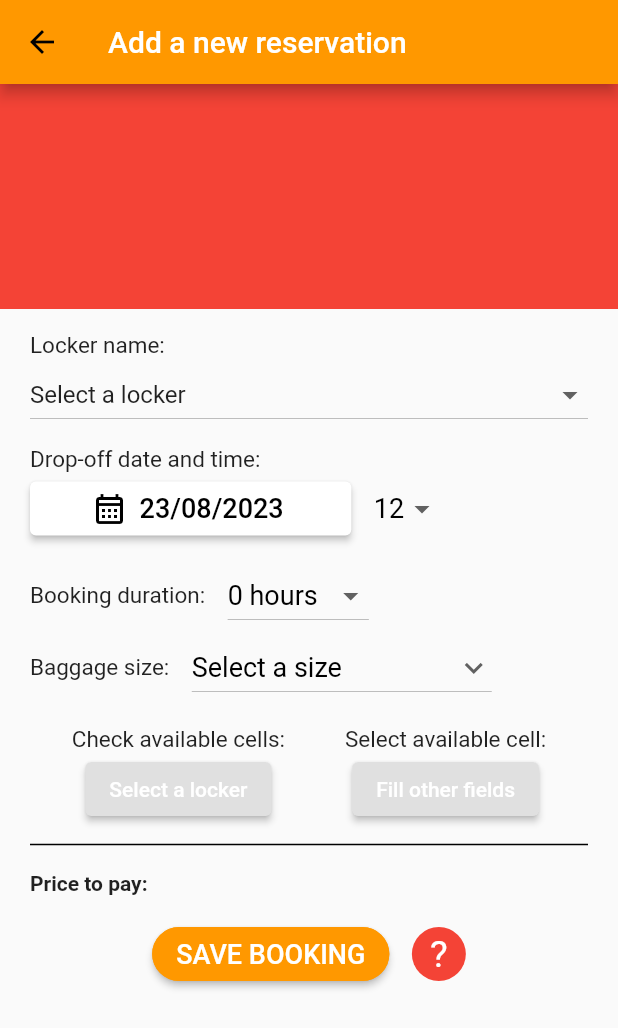
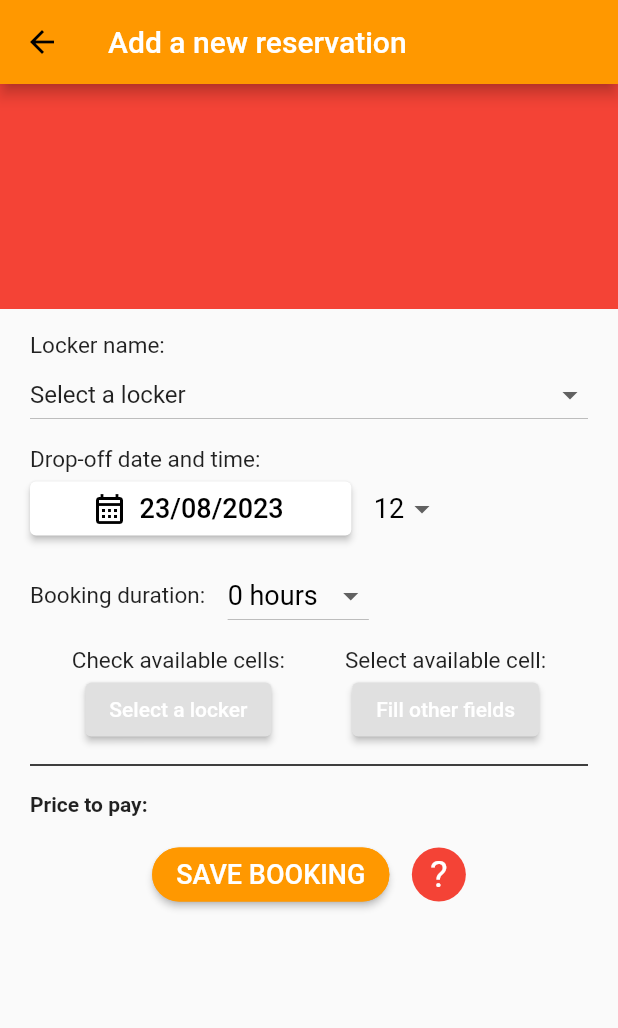
Before and after one commit to andreabertinotti/DIMA22_project, a Flutter app: the EditBooking screen opened directly with empty values, on a phone screen of 412 x 824 dp. Shown: the top 1028 px of the screen. Run offline on Flutter 3.47's test engine with Material 2 defaults, Android fonts, the light colour scheme and no system bars; our stand-ins replace cloud_firestore, firebase_auth, firebase_core, google_maps_flutter, location; accounts and stored records are empty; statements that could not run were skipped.

Commit message:
removed baggage size field

```diff
--- a/lib/Screen/Reservations/reservation_add.dart
+++ b/lib/Screen/Reservations/reservation_add.dart
@@ -362,8 +362,6 @@ class _EditBookingState extends State<EditBooking> {
 
           // Call the auxiliary functions to update fee state variables
           _updateCellFare();
-          // _updateLockerFee();
-          //print(lockerName + selectedCell);
 
           print('cell fare: ' + cellFare);
         });
@@ -511,44 +509,6 @@ class _EditBookingState extends State<EditBooking> {
     return reservedSlots;
   }
 
-  // Widget to build the Baggage Size field
-  Padding buildSizeField() {
-    return Padding(
-      padding: EdgeInsets.fromLTRB(20, 0, 20, 5),
-      child: Row(
-        mainAxisAlignment: MainAxisAlignment.start,
-        children: [
-          Text(
-            "Baggage size:",
-            style: TextStyle(
-              fontSize: 15,
-            ),
-          ),
-          Container(
-            //Space between text and dropdown
-            width: 15,
-          ),
-          SizedBox(
-              width: 200,
-              child: DropdownButton<String>(
-                hint: const Text("Select baggage size"),
-                value: baggageSize,
-                icon: const Icon(Icons.keyboard_arrow_down),
-                style: TextStyle(fontSize: 18, color: Colors.black),
-                onChanged: (String? newValue) {
-                  // This is called when the user selects an item.
-                  setState(() {
-                    baggageSize = newValue!; //TODO: change also db value
-                  });
-                },
-                items: dropdownSizes,
-                isExpanded: true,
-              ))
-        ],
-      ),
-    );
-  }
-
   // Widget to build the Locker Address field
   Padding buildLockerAddressField() {
     return Padding(
@@ -612,9 +572,8 @@ class _EditBookingState extends State<EditBooking> {
               ),
               buildLockerAddressField(),
               buildDropOffField(),
-              //buildPickUpField(), // Create fields through external methods above
               buildDurationField(),
-              buildSizeField(),
+
               Row(
                 mainAxisAlignment: MainAxisAlignment.center,
                 children: [
```
